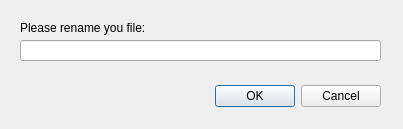
The window that renamedialog.ui (robinshi918/downloadwrapper) describes before a commit, drawn with Qt 5.
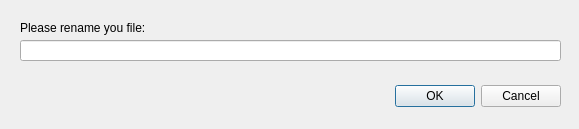
The same window after the commit.

Commit message: increase width of rename dialog,for better ux

```diff
--- a/renamedialog.ui
+++ b/renamedialog.ui
@@ -6,7 +6,7 @@
    <rect>
     <x>0</x>
     <y>0</y>
-    <width>403</width>
+    <width>579</width>
     <height>129</height>
    </rect>
   </property>
@@ -16,7 +16,7 @@
   <widget class="QDialogButtonBox" name="buttonBox">
    <property name="geometry">
     <rect>
-     <x>40</x>
+     <x>220</x>
      <y>80</y>
      <width>341</width>
      <height>32</height>
@@ -34,7 +34,7 @@
     <rect>
      <x>20</x>
      <y>40</y>
-     <width>361</width>
+     <width>541</width>
      <height>21</height>
     </rect>
    </property>
```
